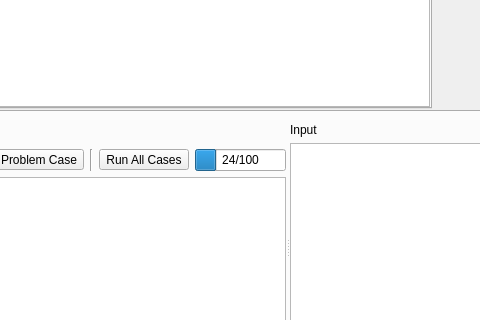
royqh1979/RedPanda-CPP, file RedPandaIDE/mainwindow.ui: the form before one commit; both pictures show x 185 to 665 and y 312 to 632 of the 1114 by 742 pixel window.
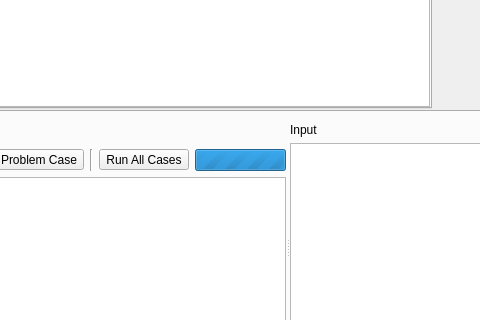
The form after the commit. Icons and pictures are not drawn. Custom widgets are drawn as their Qt base class.

```diff
--- a/RedPandaIDE/mainwindow.ui
+++ b/RedPandaIDE/mainwindow.ui
@@ -1234,8 +1234,17 @@
                 </item>
                 <item>
                  <widget class="QProgressBar" name="pbProblemCases">
+                  <property name="sizePolicy">
+                   <sizepolicy hsizetype="Preferred" vsizetype="Fixed">
+                    <horstretch>0</horstretch>
+                    <verstretch>0</verstretch>
+                   </sizepolicy>
+                  </property>
+                  <property name="maximum">
+                   <number>0</number>
+                  </property>
                   <property name="value">
-                   <number>24</number>
+                   <number>0</number>
                   </property>
                   <property name="format">
                    <string>%v/%m</string>
```
